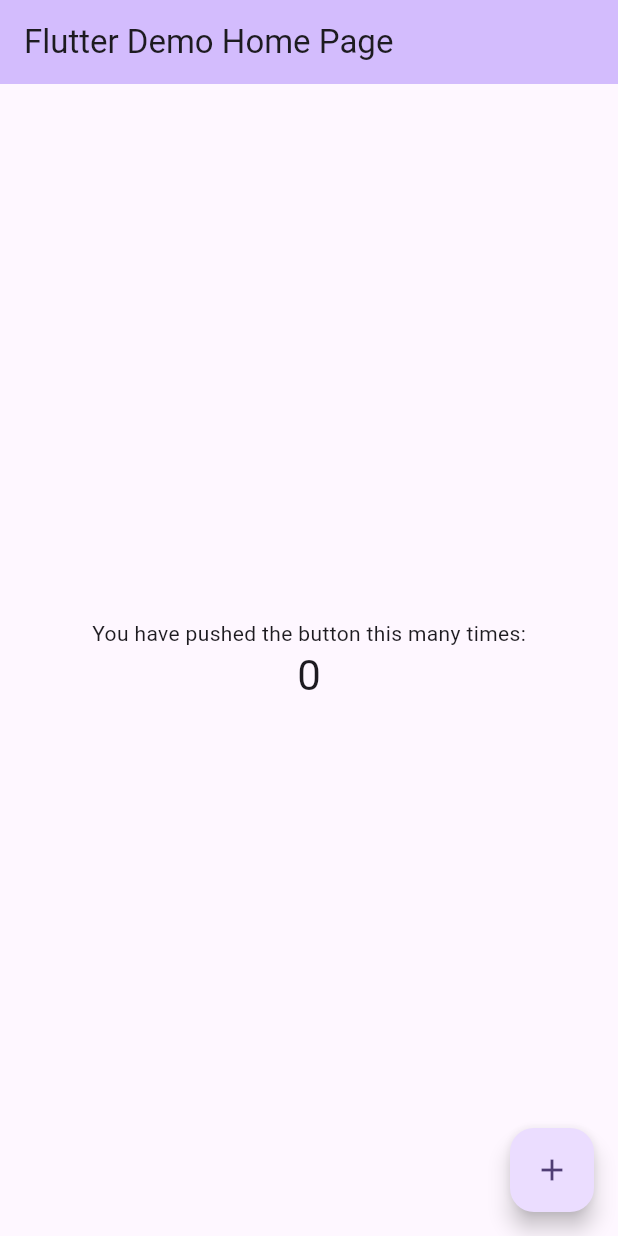
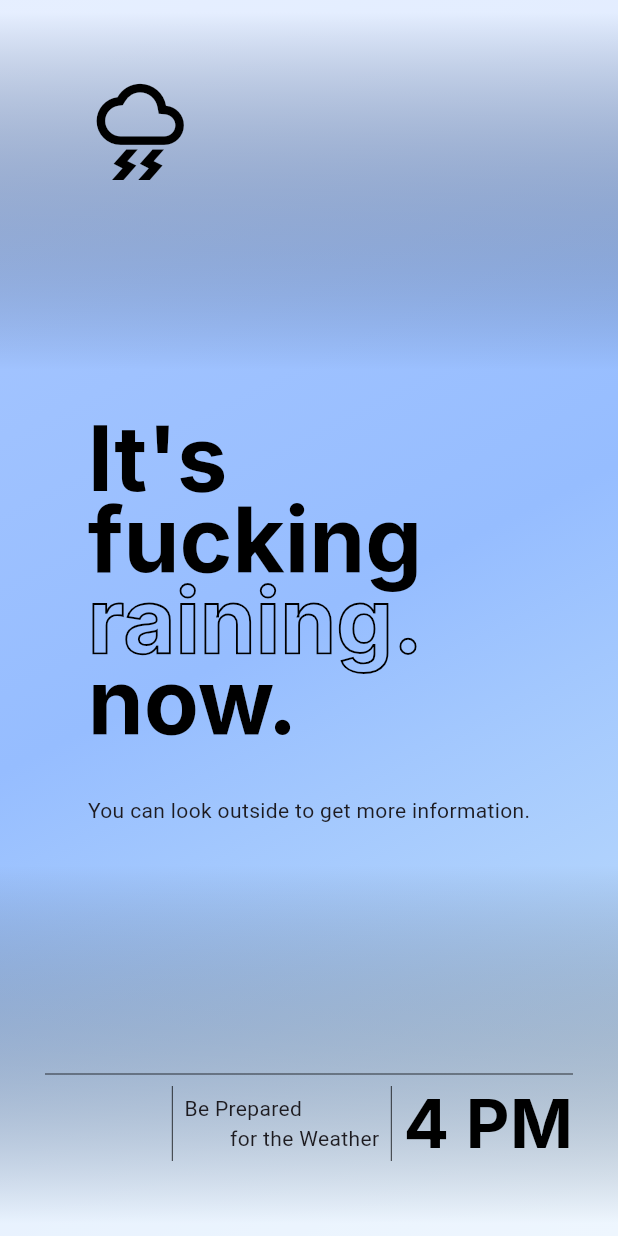
Before and after one commit to KalitorifyOff/AnimatedWeatherAppUI, a Flutter app: the screen it shows after launch, on a phone screen of 412 x 824 dp. Run offline on Flutter 3.47's test engine with Material 3 defaults, Android fonts, the phone set to English and light mode, and no system bars; our stand-ins replace google_fonts.

Commit message:
Prepared ReadMe file AND Add all working code.

```diff
--- a/lib/main.dart
+++ b/lib/main.dart
@@ -1,3 +1,4 @@
+import 'package:animatedweatherappui/presentation/screens/weather_screen.dart';
 import 'package:flutter/material.dart';
 
 void main() {
@@ -7,119 +8,12 @@ void main() {
 class MyApp extends StatelessWidget {
   const MyApp({super.key});
 
-  // This widget is the root of your application.
   @override
   Widget build(BuildContext context) {
     return MaterialApp(
+      debugShowCheckedModeBanner: false,
       title: 'Flutter Demo',
-      theme: ThemeData(
-        // This is the theme of your application.
-        //
-        // TRY THIS: Try running your application with "flutter run". You'll see
-        // the application has a purple toolbar. Then, without quitting the app,
-        // try changing the seedColor in the colorScheme below to Colors.green
-        // and then invoke "hot reload" (save your changes or press the "hot
-        // reload" button in a Flutter-supported IDE, or press "r" if you used
-        // the command line to start the app).
-        //
-        // Notice that the counter didn't reset back to zero; the application
-        // state is not lost during the reload. To reset the state, use hot
-        // restart instead.
-        //
-        // This works for code too, not just values: Most code changes can be
-        // tested with just a hot reload.
-        colorScheme: ColorScheme.fromSeed(seedColor: Colors.deepPurple),
-        useMaterial3: true,
-      ),
-      home: const MyHomePage(title: 'Flutter Demo Home Page'),
+      home: const WeatherScreen(),
     );
   }
 }
-
-class MyHomePage extends StatefulWidget {
-  const MyHomePage({super.key, required this.title});
-
-  // This widget is the home page of your application. It is stateful, meaning
-  // that it has a State object (defined below) that contains fields that affect
-  // how it looks.
-
-  // This class is the configuration for the state. It holds the values (in this
-  // case the title) provided by the parent (in this case the App widget) and
-  // used by the build method of the State. Fields in a Widget subclass are
-  // always marked "final".
-
-  final String title;
-
-  @override
-  State<MyHomePage> createState() => _MyHomePageState();
-}
-
-class _MyHomePageState extends State<MyHomePage> {
-  int _counter = 0;
-
-  void _incrementCounter() {
-    setState(() {
-      // This call to setState tells the Flutter framework that something has
-      // changed in this State, which causes it to rerun the build method below
-      // so that the display can reflect the updated values. If we changed
-      // _counter without calling setState(), then the build method would not be
-      // called again, and so nothing would appear to happen.
-      _counter++;
-    });
-  }
-
-  @override
-  Widget build(BuildContext context) {
-    // This method is rerun every time setState is called, for instance as done
-    // by the _incrementCounter method above.
-    //
-    // The Flutter framework has been optimized to make rerunning build methods
-    // fast, so that you can just rebuild anything that needs updating rather
-    // than having to individually change instances of widgets.
-    return Scaffold(
-      appBar: AppBar(
-        // TRY THIS: Try changing the color here to a specific color (to
-        // Colors.amber, perhaps?) and trigger a hot reload to see the AppBar
-        // change color while the other colors stay the same.
-        backgroundColor: Theme.of(context).colorScheme.inversePrimary,
-        // Here we take the value from the MyHomePage object that was created by
-        // the App.build method, and use it to set our appbar title.
-        title: Text(widget.title),
-      ),
-      body: Center(
-        // Center is a layout widget. It takes a single child and positions it
-        // in the middle of the parent.
-        child: Column(
-          // Column is also a layout widget. It takes a list of children and
-          // arranges them vertically. By default, it sizes itself to fit its
-          // children horizontally, and tries to be as tall as its parent.
-          //
-          // Column has various properties to control how it sizes itself and
-          // how it positions its children. Here we use mainAxisAlignment to
-          // center the children vertically; the main axis here is the vertical
-          // axis because Columns are vertical (the cross axis would be
-          // horizontal).
-          //
-          // TRY THIS: Invoke "debug painting" (choose the "Toggle Debug Paint"
-          // action in the IDE, or press "p" in the console), to see the
-          // wireframe for each widget.
-          mainAxisAlignment: MainAxisAlignment.center,
-          children: <Widget>[
-            const Text(
-              'You have pushed the button this many times:',
-            ),
-            Text(
-              '$_counter',
-              style: Theme.of(context).textTheme.headlineMedium,
-            ),
-          ],
-        ),
-      ),
-      floatingActionButton: FloatingActionButton(
-        onPressed: _incrementCounter,
-        tooltip: 'Increment',
-        child: const Icon(Icons.add),
-      ), // This trailing comma makes auto-formatting nicer for build methods.
-    );
-  }
-}
--- /dev/null
+++ b/lib/presentation/screens/weather_screen.dart
@@ -0,0 +1,26 @@
+import 'package:flutter/material.dart';
+
+import '../widgets/background_animation.dart';
+import '../widgets/foreground_data.dart';
+
+
+class WeatherScreen extends StatefulWidget {
+  const WeatherScreen({super.key});
+
+  @override
+  State<WeatherScreen> createState() => _WeatherState();
+}
+
+class _WeatherState extends State<WeatherScreen> {
+  @override
+  Widget build(BuildContext context) {
+    return Scaffold(
+      body: Stack(
+        children: [
+          AnimatedBackground(),
+          mainScreen(),
+        ],
+      ),
+    );
+  }
+}
--- /dev/null
+++ b/lib/presentation/widgets/background_animation.dart
@@ -0,0 +1,104 @@
+import 'package:flutter/material.dart';
+
+class AnimatedBackground extends StatefulWidget {
+  const AnimatedBackground({super.key});
+
+  @override
+  State<AnimatedBackground> createState() =>
+      _AnimatedBackgroundState();
+}
+
+class _AnimatedBackgroundState extends State<AnimatedBackground>
+    with SingleTickerProviderStateMixin {
+  late AnimationController _controller;
+  late Animation<Color?> _color1;
+  late Animation<Color?> _color2;
+  late Animation<Color?> _color3;
+
+  @override
+  void initState() {
+    super.initState();
+
+    // Animation controller
+    _controller =
+    AnimationController(vsync: this, duration: const Duration(seconds: 5))
+      ..repeat(reverse: true);
+
+    // Gradient color animations
+    _color1 = ColorTween(
+      begin: Colors.blueAccent,
+      end: Colors.white54,
+    ).animate(_controller);
+
+    _color2 = ColorTween(
+      begin: Colors.blueAccent,
+      end: Colors.white,
+    ).animate(_controller);
+
+    _color3 = ColorTween(
+      begin: Colors.white24,
+      end: Colors.blue,
+    ).animate(_controller);
+  }
+
+  @override
+  void dispose() {
+    _controller.dispose();
+    super.dispose();
+  }
+
+  @override
+  Widget build(BuildContext context) {
+    return Scaffold(
+      body: Stack(children: [
+        AnimatedBuilder(
+          animation: _controller,
+          builder: (context, child) {
+            return Container(
+              decoration: BoxDecoration(
+                gradient: LinearGradient(
+                  begin: Alignment.topLeft,
+                  end: Alignment.bottomRight,
+                  colors: [
+                    _color1.value ?? Colors.white,
+                    _color2.value ?? Colors.blue,
+                    _color3.value ?? Colors.white,
+                  ],
+                ),
+              ),
+            );
+          },
+        ),
+        Container(
+          decoration: BoxDecoration(
+            gradient: LinearGradient(
+              begin: Alignment.topCenter,
+              end: Alignment.bottomCenter,
+              stops: const [
+                0.01,
+                0.3,
+              ],
+              colors: [
+                Colors.white.withValues(alpha: 0.7),
+                Colors.transparent,
+              ],
+            ),
+          ),
+        ),
+        Container(
+          decoration: BoxDecoration(
+            gradient: LinearGradient(
+              end: Alignment.topCenter,
+              begin: Alignment.bottomCenter,
+              stops: const [0.01, 0.3],
+              colors: [
+                Colors.white.withValues(alpha: 0.7),
+                Colors.transparent,
+              ],
+            ),
+          ),
+        ),
+      ]),
+    );
+  }
+}
--- /dev/null
+++ b/lib/presentation/widgets/foreground_data.dart
@@ -0,0 +1,130 @@
+import 'package:flutter/material.dart';
+import 'package:google_fonts/google_fonts.dart';
+
+Widget mainScreen() {
+  return SafeArea(
+    child: Padding(
+      padding: const EdgeInsets.symmetric(horizontal: 30, vertical: 50),
+      child: SizedBox(
+        height: double.infinity - 100,
+        child: Column(
+          mainAxisAlignment: MainAxisAlignment.spaceBetween,
+          children: [
+            SizedBox(
+              height: 500,
+              child: Column(
+                crossAxisAlignment: CrossAxisAlignment.start,
+                mainAxisAlignment: MainAxisAlignment.spaceBetween,
+                children: [
+                  const Icon(
+                    Icons.thunderstorm_outlined,
+                    size: 70,
+                    color: Colors.black,
+                    weight: 1,
+                  ),
+                  Column(
+                    crossAxisAlignment: CrossAxisAlignment.start,
+                    children: [
+                      RichText(
+                        text: TextSpan(
+                            text: "It's\nfucking\n",
+                            style: GoogleFonts.inter(
+                                fontSize: 60,
+                                height: 0.9,
+                                fontWeight: FontWeight.bold,
+                                color: Colors.black),
+                            children: [
+                              TextSpan(
+                                text: "raining.",
+                                style: GoogleFonts.inter(
+                                  fontSize: 60,
+                                  height: 0.9,
+                                  fontWeight: FontWeight.bold,
+                                  foreground: Paint()
+                                    ..strokeWidth = 1.3
+                                    ..color = Colors.black
+                                    ..style = PaintingStyle.stroke,
+                                ),
+                              ),
+                              TextSpan(
+                                text: "\nnow.",
+                                style: GoogleFonts.inter(
+                                    fontSize: 60,
+                                    height: 0.9,
+                                    fontWeight: FontWeight.bold,
+                                    color: Colors.black),
+                              )
+                            ]),
+                      ),
+                      const Padding(
+                        padding: EdgeInsets.fromLTRB(0, 30, 0, 0),
+                        child: Text(
+                          "You can look outside to get more information.",
+                        ),
+                      )
+                    ],
+                  ),
+                ],
+              ),
+            ),
+            Column(
+              children: [
+                const Divider(
+                  color: Colors.black,
+                  thickness: 0.5,
+                ),
+                Row(
+                  mainAxisAlignment: MainAxisAlignment.end,
+                  children: [
+                    const SizedBox(
+                      height: 50,
+                      child: VerticalDivider(
+                        color: Colors.black,
+                        thickness: 0.5,
+                      ),
+                    ),
+                    const SizedBox(
+                      width: 130,
+                      child: Column(
+                        mainAxisSize: MainAxisSize.min,
+                        children: [
+                          Row(
+                            children: [
+                              Text("Be Prepared"),
+                              Spacer()
+                            ],
+                          ),
+                          Row(
+                            children: [
+                              Spacer(),
+                              Text("for the Weather"),
+                            ],
+                          ),
+                        ],
+                      ),
+                    ),
+                    const SizedBox(
+                      height: 50,
+                      child: VerticalDivider(
+                        color: Colors.black,
+                        thickness: 0.5,
+                      ),
+                    ),
+                    Text(
+                      "4 PM",
+                      style: GoogleFonts.inter(
+                          fontSize: 45,
+                          height: 0.9,
+                          fontWeight: FontWeight.bold,
+                          color: Colors.black),
+                    ),
+                  ],
+                ),
+              ],
+            )
+          ],
+        ),
+      ),
+    ),
+  );
+}
```
Also changed, not shown: pubspec.yaml (+3 -75 lines), pubspec.lock, 4 other files.
